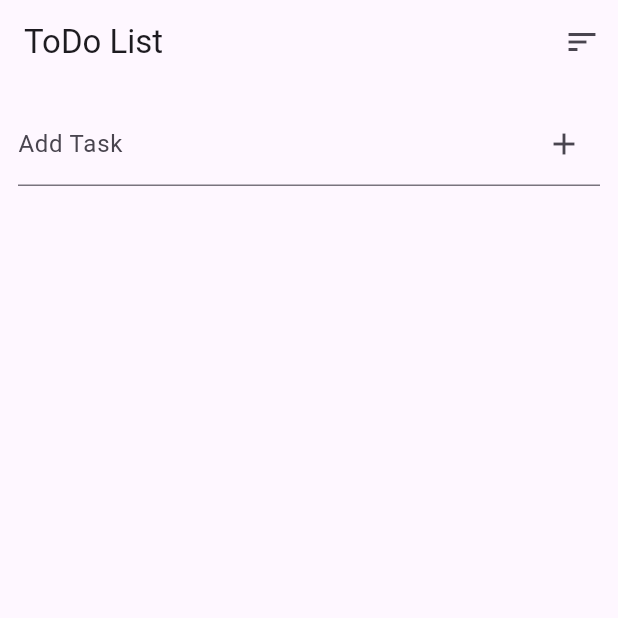
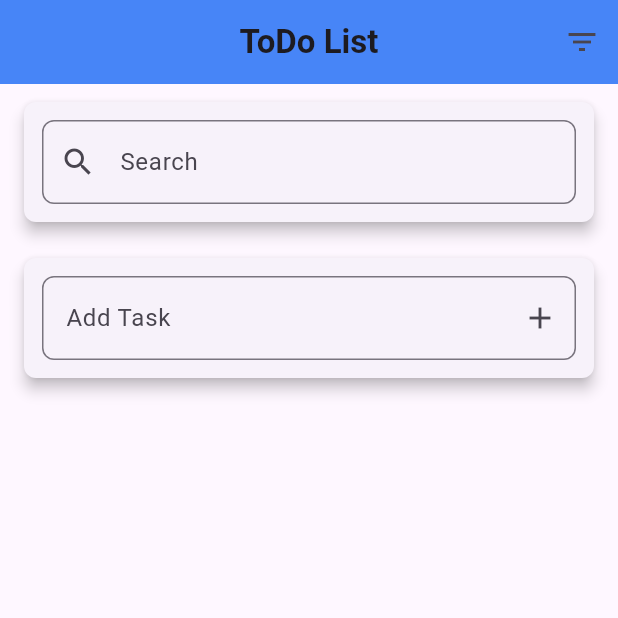
Before and after one commit to fathirrr2324/Apk-Todolist, a Flutter app: the screen it shows after launch, on a phone screen of 412 x 824 dp, the top half of it. Run offline on Flutter 3.47's test engine with Material 3 defaults, Android fonts, the phone set to English and light mode, and no system bars; our stand-ins replace sqflite; accounts and stored records are empty.

Commit message:
foldering, add new feature

```diff
--- a/lib/pages/home_page.dart
+++ b/lib/pages/home_page.dart
@@ -1,6 +1,9 @@
 import 'package:flutter/material.dart';
+import 'package:todolist/widget/task_list.dart';
+import 'package:todolist/widget/search_bar.dart' as custom;
 import '../db/database_helper.dart';
 import '../models/todo.dart';
+import '../widget/add_task_bar.dart';
 
 void main() => runApp(MyApp());
 
@@ -23,18 +26,22 @@ class HomePage extends StatefulWidget {
 class _HomePageState extends State<HomePage> {
   final _addController = TextEditingController();
   final _editController = TextEditingController();
+  final _searchController = TextEditingController();
   List<Todo> _todoList = [];
+  List<Todo> _filteredTodoList = [];
 
   @override
   void initState() {
     super.initState();
     _loadTodos();
+    _filteredTodoList = _todoList;
   }
 
   Future<void> _loadTodos() async {
     final todos = await DatabaseHelper.instance.getTodos();
     setState(() {
       _todoList = todos;
+      _filteredTodoList = todos;
     });
   }
 
@@ -92,11 +99,11 @@ class _HomePageState extends State<HomePage> {
     );
   }
 
-  Future<void> _sortTodos() async {
-    final sortedTodos = await DatabaseHelper.instance.getTodos();
-    sortedTodos.sort((a, b) => a.isDone.compareTo(b.isDone));
+  void _searchTodos(String query) {
     setState(() {
-      _todoList = sortedTodos;
+      _filteredTodoList = _todoList
+          .where((todo) => todo.title.toLowerCase().contains(query.toLowerCase()))
+          .toList();
     });
   }
 
@@ -104,60 +111,75 @@ class _HomePageState extends State<HomePage> {
   Widget build(BuildContext context) {
     return Scaffold(
       appBar: AppBar(
-        title: Text("ToDo List"),
+        title: Text(
+          "ToDo List",
+          style: TextStyle(fontWeight: FontWeight.bold),
+        ),
+        elevation: 4,
+        backgroundColor: Colors.blueAccent,
+        centerTitle: true,
         actions: [
-          IconButton(
-            icon: Icon(Icons.sort),
-            onPressed: _sortTodos,
+          PopupMenuButton<String>(
+            onSelected: (value) {
+              if (value == 'All') {
+                setState(() {
+                  _filteredTodoList = _todoList;
+                });
+              } else if (value == 'Completed') {
+                setState(() {
+                  _filteredTodoList =
+                      _todoList.where((todo) => todo.isDone == 1).toList();
+                });
+              } else if (value == 'Pending') {
+                setState(() {
+                  _filteredTodoList =
+                      _todoList.where((todo) => todo.isDone == 0).toList();
+                });
+              }
+            },
+            itemBuilder: (context) => [
+              PopupMenuItem(
+                value: 'All',
+                child: Text('All Tasks'),
+              ),
+              PopupMenuItem(
+                value: 'Completed',
+                child: Text('Completed Tasks'),
+              ),
+              PopupMenuItem(
+                value: 'Pending',
+                child: Text('Pending Tasks'),
+              ),
+            ],
+            icon: Icon(Icons.filter_list),
           ),
         ],
       ),
       body: Column(
         children: [
-          Padding(
-            padding: EdgeInsets.all(12),
-            child: TextField(
-              controller: _addController,
-              decoration: InputDecoration(
-                labelText: 'Add Task',
-                suffixIcon: IconButton(
-                  icon: Icon(Icons.add),
-                  onPressed: _addTodo,
-                ),
-              ),
-            ),
+          // SearchBar widget
+            custom.SearchBar(
+            controller: _searchController,
+            onSearch: _searchTodos,
           ),
+          // AddTaskBar widget
+          AddTaskBar(
+            controller: _addController,
+            onAdd: _addTodo,
+          ),
+          // TaskList widget
           Expanded(
-            child: ListView.builder(
-              itemCount: _todoList.length,
-              itemBuilder: (context, index) {
-                final todo = _todoList[index];
-                return ListTile(
-                  title: Text(todo.title),
-                  leading: Checkbox(
-                    value: todo.isDone == 1,
-                    onChanged: (value) async {
-                      await DatabaseHelper.instance.updateTodoStatus(
-                        todo.id!,
-                        value! ? 1 : 0,
-                      );
-                      _loadTodos();
-                    },
-                  ),
-                  trailing: Row(
-                    mainAxisSize: MainAxisSize.min,
-                    children: [
-                      IconButton(
-                        icon: Icon(Icons.edit),
-                        onPressed: () => _editTodo(todo.id!, todo.title),
-                      ),
-                      IconButton(
-                        icon: Icon(Icons.delete),
-                        onPressed: () => _deleteTodo(todo.id!),
-                      ),
-                    ],
-                  ),
-                );
+            child: TaskList(
+              todoList: _filteredTodoList,
+              onToggleStatus: (id, isDone) async {
+                await DatabaseHelper.instance.updateTodoStatus(id, isDone == 1 ? 0 : 1);
+                _loadTodos();
+              },
+              onDelete: (id) async {
+                await _deleteTodo(id);
+              },
+              onEdit: (id, title) {
+                _editTodo(id, title);
               },
             ),
           ),
--- /dev/null
+++ b/lib/widget/add_task_bar.dart
@@ -0,0 +1,37 @@
+import 'package:flutter/material.dart';
+
+class AddTaskBar extends StatelessWidget {
+  final TextEditingController controller;
+  final Function() onAdd;
+
+  AddTaskBar({required this.controller, required this.onAdd});
+
+  @override
+  Widget build(BuildContext context) {
+    return Padding(
+      padding: EdgeInsets.symmetric(horizontal: 12, vertical: 8),
+      child: Card(
+        elevation: 4,
+        shape: RoundedRectangleBorder(
+          borderRadius: BorderRadius.circular(8),
+        ),
+        child: Padding(
+          padding: EdgeInsets.all(12),
+          child: TextField(
+            controller: controller,
+            decoration: InputDecoration(
+              labelText: 'Add Task',
+              suffixIcon: IconButton(
+                icon: Icon(Icons.add),
+                onPressed: onAdd,
+              ),
+              border: OutlineInputBorder(
+                borderRadius: BorderRadius.circular(8),
+              ),
+            ),
+          ),
+        ),
+      ),
+    );
+  }
+}
--- /dev/null
+++ b/lib/widget/search_bar.dart
@@ -0,0 +1,35 @@
+import 'package:flutter/material.dart';
+
+class SearchBar extends StatelessWidget {
+  final TextEditingController controller;
+  final Function(String) onSearch;
+
+  SearchBar({required this.controller, required this.onSearch});
+
+  @override
+  Widget build(BuildContext context) {
+    return Padding(
+      padding: EdgeInsets.symmetric(horizontal: 12, vertical: 8),
+      child: Card(
+        elevation: 4,
+        shape: RoundedRectangleBorder(
+          borderRadius: BorderRadius.circular(8),
+        ),
+        child: Padding(
+          padding: EdgeInsets.all(12),
+          child: TextField(
+            controller: controller,
+            onChanged: onSearch,
+            decoration: InputDecoration(
+              labelText: 'Search',
+              prefixIcon: Icon(Icons.search),
+              border: OutlineInputBorder(
+                borderRadius: BorderRadius.circular(8),
+              ),
+            ),
+          ),
+        ),
+      ),
+    );
+  }
+}
--- /dev/null
+++ b/lib/widget/task_list.dart
@@ -0,0 +1,65 @@
+import 'package:flutter/material.dart';
+import '../models/todo.dart';
+import '../db/database_helper.dart';
+
+class TaskList extends StatelessWidget {
+  final List<Todo> todoList;
+  final Function(int id, int isDone) onToggleStatus;
+  final Function(int id) onDelete;
+  final Function(int id, String title) onEdit;
+
+  TaskList({
+    required this.todoList,
+    required this.onToggleStatus,
+    required this.onDelete,
+    required this.onEdit,
+  });
+
+  @override
+  Widget build(BuildContext context) {
+    return ListView.builder(
+      itemCount: todoList.length,
+      itemBuilder: (context, index) {
+        final todo = todoList[index];
+        return Padding(
+          padding: EdgeInsets.symmetric(horizontal: 12, vertical: 6),
+          child: Card(
+            elevation: 4,
+            shape: RoundedRectangleBorder(
+              borderRadius: BorderRadius.circular(12),
+            ),
+            child: ListTile(
+              title: Text(
+                todo.title,
+                style: TextStyle(
+                  decoration: todo.isDone == 1
+                      ? TextDecoration.lineThrough
+                      : TextDecoration.none,
+                ),
+              ),
+              leading: Checkbox(
+                value: todo.isDone == 1,
+                onChanged: (value) {
+                  onToggleStatus(todo.id!, todo.isDone);
+                },
+              ),
+              trailing: Row(
+                mainAxisSize: MainAxisSize.min,
+                children: [
+                  IconButton(
+                    icon: Icon(Icons.edit, color: Colors.blueAccent),
+                    onPressed: () => onEdit(todo.id!, todo.title),
+                  ),
+                  IconButton(
+                    icon: Icon(Icons.delete, color: Colors.redAccent),
+                    onPressed: () => onDelete(todo.id!),
+                  ),
+                ],
+              ),
+            ),
+          ),
+        );
+      },
+    );
+  }
+}
```
Also changed, not shown: lib/db/database_helper.dart (line endings or trailing spaces), lib/models/todo.dart (line endings or trailing spaces).
